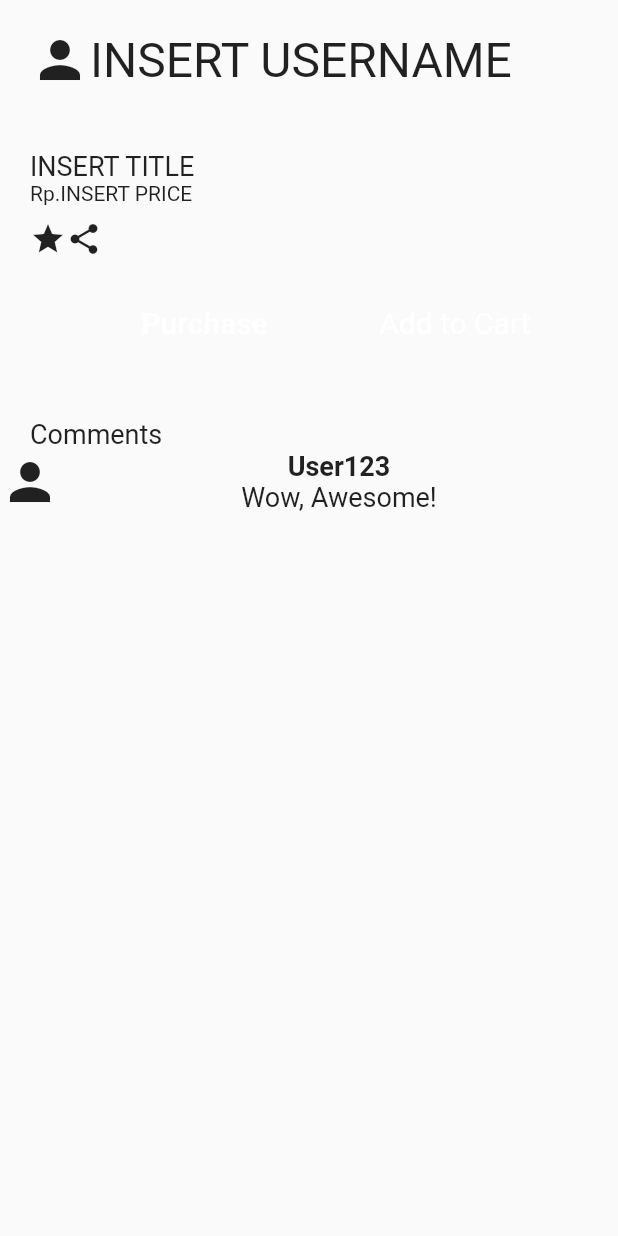
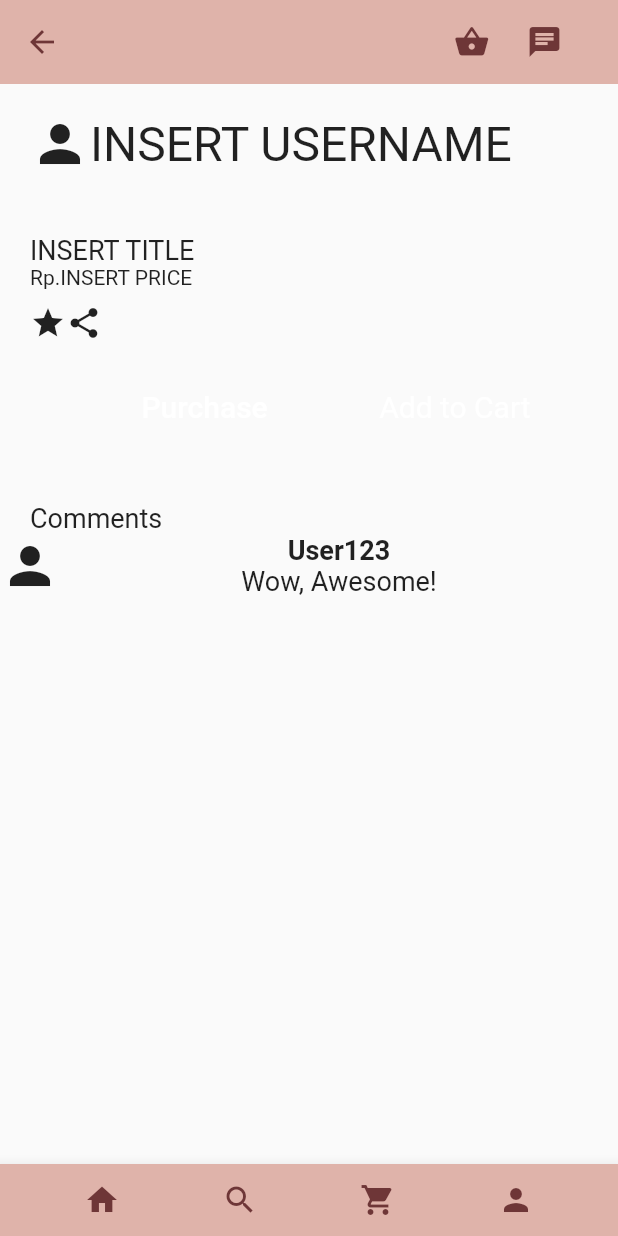
Before and after one commit to CherryMagdalena/karya_garudahacks, a Flutter app: the ClickedPost screen opened directly, on a phone screen of 412 x 824 dp. Run offline on Flutter 3.47's test engine with Material 2 defaults, Android fonts, the phone set to English and light mode, and no system bars; our stand-ins replace cloud_firestore, firebase_auth; accounts and stored records are empty.

Commit message:
appbar connected

```diff
--- a/lib/components/bottom_app_bar.dart
+++ b/lib/components/bottom_app_bar.dart
@@ -1,5 +1,7 @@
 import 'package:flutter/material.dart';
 import 'package:karya_garudahacks/model/colors.dart';
+import 'package:karya_garudahacks/screens/home_screen.dart';
+import 'package:karya_garudahacks/screens/setting_screen.dart';
 
 class CustomBottomAppBar extends StatelessWidget {
   @override
@@ -12,6 +14,8 @@ class CustomBottomAppBar extends StatelessWidget {
             PageIcon(
                 iconData: Icons.home,
                 onPressed: () {
+                  Navigator.push(context,
+                      MaterialPageRoute(builder: (context) => HomeScreen()));
                   //To Home Page
                 }),
             PageIcon(
@@ -27,6 +31,8 @@ class CustomBottomAppBar extends StatelessWidget {
             PageIcon(
                 iconData: Icons.person,
                 onPressed: () {
+                  Navigator.push(context,
+                      MaterialPageRoute(builder: (context) => SettingScreen()));
                   //To Profile
                 }),
           ],
--- a/lib/screens/clicked_post_screen.dart
+++ b/lib/screens/clicked_post_screen.dart
@@ -2,6 +2,8 @@
 
 import 'package:flutter/material.dart';
 import 'package:karya_garudahacks/screens/purchase_confirm_page.dart';
+import 'package:karya_garudahacks/components/app_bar.dart';
+import 'package:karya_garudahacks/components/bottom_app_bar.dart';
 
 Column _buildButtonColumn(IconData icon) {
   return Column(
@@ -155,6 +157,8 @@ class ClickedPost extends StatelessWidget {
     );
 
     return Scaffold(
+      appBar: CustomAppBar(),
+      bottomNavigationBar: CustomBottomAppBar(),
       body: Column(
         children: [
           profile,
```
Also changed, not shown: lib/screens/home_screen.dart (+6 -6 lines).
